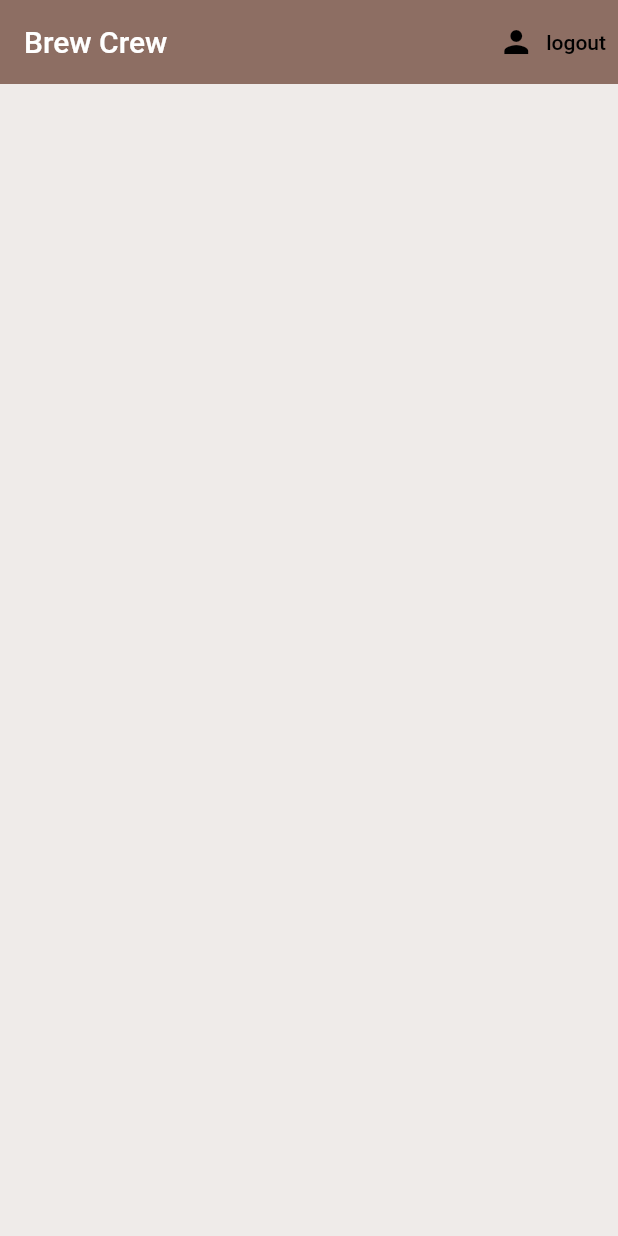
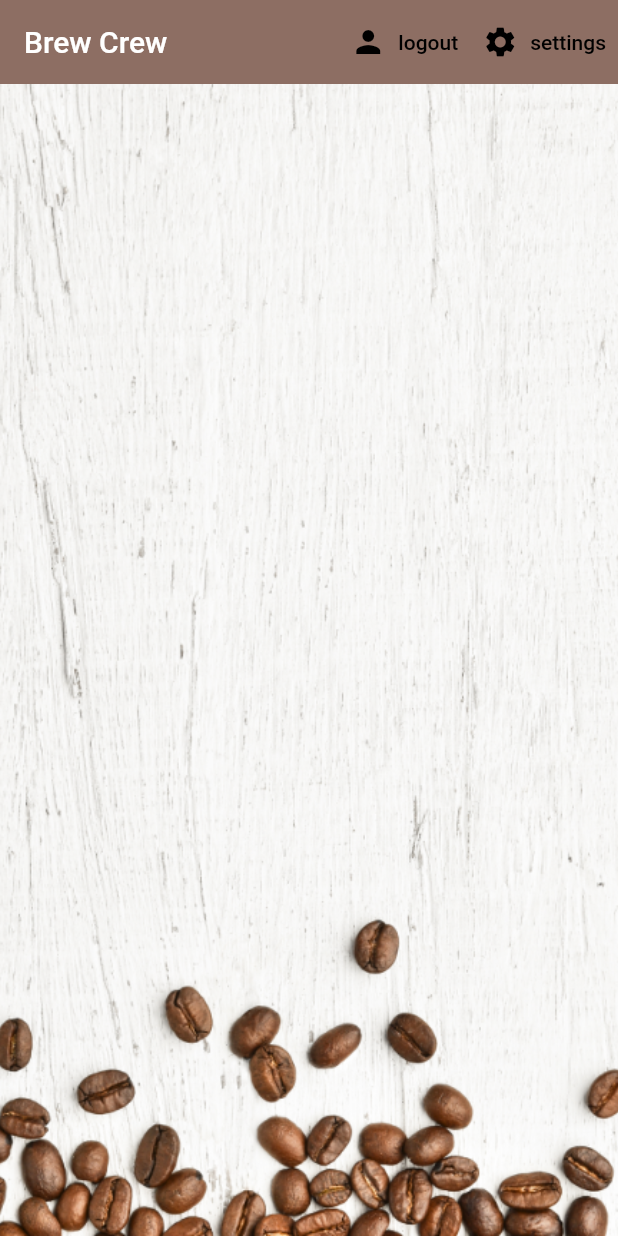
Before and after one commit to Shubhi-Paul/brew_crew, a Flutter app: the screen it shows once a user with an empty profile is signed in, on a phone screen of 412 x 824 dp. Run offline on Flutter 3.47's test engine with Material 2 defaults, Android fonts, the phone set to English and light mode, and no system bars; our stand-ins replace cloud_firestore, firebase_auth, firebase_core, flutter_spinkit; accounts and stored records are empty.

Commit message:
feat : app complete <3

```diff
--- a/lib/main.dart
+++ b/lib/main.dart
@@ -17,12 +17,9 @@ class MyApp extends StatelessWidget {
 
   @override
   Widget build(BuildContext context) {
-    return MaterialApp(
+    return const MaterialApp(
       title: 'Flutter & FireBase',
-      theme: ThemeData(
-        primarySwatch: Colors.blue,
-      ),
-      home: const MyHomePage(title: 'Flutter Demo Home Page'),
+      home:  MyHomePage(title: 'Flutter Demo Home Page'),
     );
   }
 }
@@ -44,6 +41,6 @@ class _MyHomePageState extends State<MyHomePage> {
       catchError: (_, __) => null, //imp
       initialData: null,
       value: AuthService().user,
-      child: Wrapper());
+      child: const Wrapper());
   }
 }
--- a/lib/models/user.dart
+++ b/lib/models/user.dart
@@ -2,3 +2,12 @@ class OurUser {
   final String uid;
   OurUser( {required this.uid} );
 }
+
+class UserData{
+  final String uid;
+  final String name;
+  final String sugars;
+  final int strength;
+
+  UserData({required this.uid, required this.name, required this.sugars, required this.strength});
+}
--- a/lib/screens/home/brew_tile.dart
+++ b/lib/screens/home/brew_tile.dart
@@ -15,6 +15,7 @@ class BrewTile extends StatelessWidget {
         leading: CircleAvatar(
           radius: 25,
           backgroundColor: Colors.brown[brew.strength],
+          backgroundImage: const AssetImage('assets/coffee_icon.png'),
         ),
         title: Text(brew.name),
         subtitle: Text("Takes ${brew.sugars} sugars"),
--- a/lib/screens/home/home.dart
+++ b/lib/screens/home/home.dart
@@ -1,3 +1,5 @@
+import 'package:brew_crew/models/user.dart';
+import 'package:brew_crew/screens/home/setting_form.dart';
 import 'package:brew_crew/services/auth.dart';
 import 'package:flutter/material.dart';
 import 'package:brew_crew/services/database.dart';
@@ -10,6 +12,21 @@ class Home extends StatelessWidget {
 
   @override
   Widget build(BuildContext context) {
+    final user = Provider.of<OurUser?>(context);
+    void _showSettingsPanel() {
+      showModalBottomSheet(
+        context: context,
+        builder: (context) {
+          return Provider.value(
+            value: user,
+            child: Container(
+              padding: const EdgeInsets.symmetric(vertical: 20, horizontal: 60),
+              child: const SettingsForm(),
+            ),
+          );
+        });
+    }
+
     return StreamProvider<List<Brew>>.value(
       value: DatabaseService(uid: '').brews,
       initialData: [],
@@ -26,9 +43,24 @@ class Home extends StatelessWidget {
               },
                icon: const Icon(Icons.person,color: Colors.black,),
                label: const Text("logout",style: TextStyle(color: Colors.black,))),
+            TextButton.icon(
+              onPressed: () => _showSettingsPanel(),
+              icon: const Icon(Icons.settings, color : Colors.black),
+              label: const Text("settings",
+              style: TextStyle(
+                color : Colors.black
+              ),))
           ],
         ),
-        body: BrewList(),
+        body: Container(
+          decoration: const BoxDecoration(
+            image: DecorationImage(
+              image: AssetImage('assets/coffee_bg.png'),
+              fit: BoxFit.cover,
+              ),
+            ),
+          child: const BrewList(),
+          ),
       ),
     );
   }
--- a/lib/screens/wrapper.dart
+++ b/lib/screens/wrapper.dart
@@ -10,7 +10,7 @@ class Wrapper extends StatelessWidget {
   @override
   Widget build(BuildContext context) {
     final user = Provider.of<OurUser?>(context);
-    print(user);
+    print("user 1 = $user");
 
     // return either home or authenticate widget
     return user == null ? Authenticate() : Home();
--- a/pubspec.yaml
+++ b/pubspec.yaml
@@ -65,9 +65,8 @@ flutter:
   uses-material-design: true
 
   # To add assets to your application, add an assets section, like this:
-  # assets:
-  #   - images/a_dot_burr.jpeg
-  #   - images/a_dot_ham.jpeg
+  assets:
+   - assets/
 
   # An image asset can refer to one or more resolution-specific "variants", see
   # https://flutter.dev/assets-and-images/#resolution-aware
```
Also changed, not shown: lib/screens/home/setting_form.dart (added, +106 -0 lines), lib/services/auth.dart (+5 -5 lines), lib/services/database.dart (+17 -0 lines), assets/coffee_bg.png (added), assets/coffee_icon.png (added).
